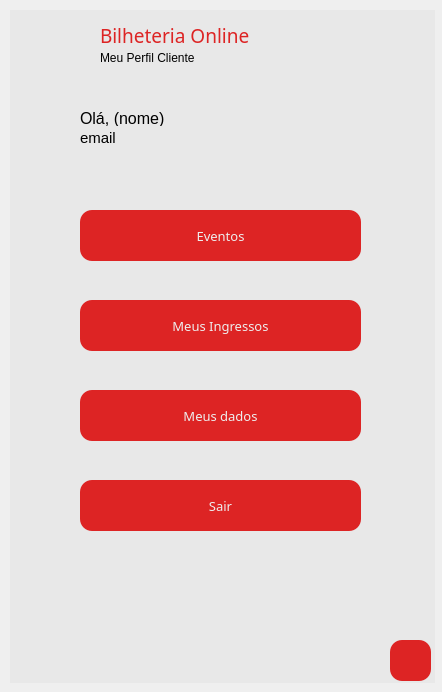
Qt form telas/tela_perfilCliente.ui (ClaraFontes/bilheteria-digital) before a commit.
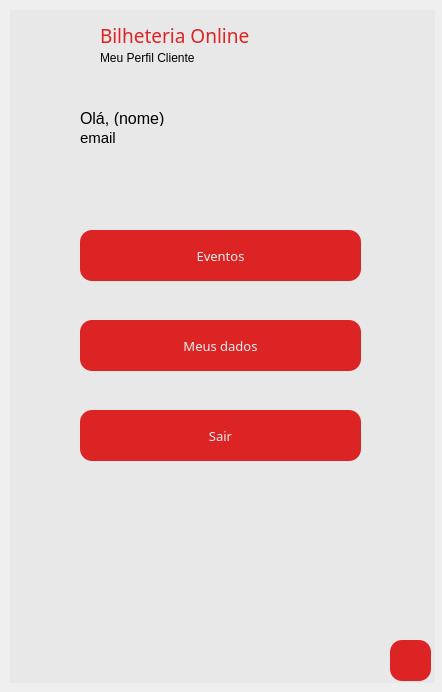
The same form after that commit. Icons and pictures are not drawn.

Commit message: finalizando as telas

```diff
--- a/telas/tela_perfilCliente.ui
+++ b/telas/tela_perfilCliente.ui
@@ -110,7 +110,7 @@
     <property name="geometry">
      <rect>
       <x>70</x>
-      <y>200</y>
+      <y>220</y>
       <width>281</width>
       <height>51</height>
      </rect>
@@ -151,7 +151,7 @@
     <property name="geometry">
      <rect>
       <x>70</x>
-      <y>470</y>
+      <y>400</y>
       <width>281</width>
       <height>51</height>
      </rect>
@@ -191,47 +191,6 @@
      <bool>false</bool>
     </property>
    </widget>
-   <widget class="QPushButton" name="bt_ingressos">
-    <property name="enabled">
-     <bool>true</bool>
-    </property>
-    <property name="geometry">
-     <rect>
-      <x>70</x>
-      <y>290</y>
-      <width>281</width>
-      <height>51</height>
-     </rect>
-    </property>
-    <property name="font">
-     <font>
-      <family>Arial Rounded MT Bold</family>
-      <pointsize>10</pointsize>
-      <weight>50</weight>
-      <bold>false</bold>
-     </font>
-    </property>
-    <property name="cursor">
-     <cursorShape>PointingHandCursor</cursorShape>
-    </property>
-    <property name="styleSheet">
-     <string notr="true">QPushButton{
-	background-color: rgba(221, 33, 33, 0.99);
-	border-radius: 12px;
-	color: rgb(238, 238, 238);
-}
-
-QPushButton:hover{
-	background-color: rgb(255, 206, 137);
-	border-radius: 12px;
-	color: rgb(100, 76, 47);
-}
-</string>
-    </property>
-    <property name="text">
-     <string>Meus Ingressos</string>
-    </property>
-   </widget>
    <widget class="QPushButton" name="bt_dadosCliente">
     <property name="enabled">
      <bool>true</bool>
@@ -239,7 +198,7 @@
     <property name="geometry">
      <rect>
       <x>70</x>
-      <y>380</y>
+      <y>310</y>
       <width>281</width>
       <height>51</height>
      </rect>
```
The commit also changes 4 other files.
